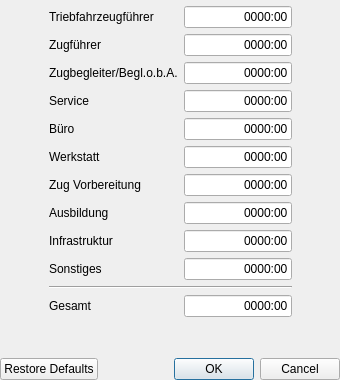
Before: the Qt Designer form Programm/epl_gui/minimumhourseditordialog.ui in philjosch/Einsatzplaner, drawn with Qt 5.
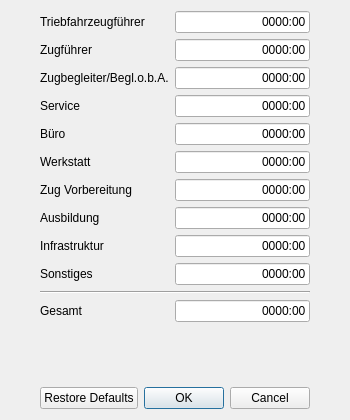
After: the same form once the commit is applied.

Commit message:
Fenster optimiert
Die Zwischenräume der Fenster wurden teilweise wieder auf Werkseinstellungen zurückgesetzt und die Konfiguration mehr auf Standardwerte umgestellt.

Diff of the .ui file:
```diff
--- a/Programm/epl_gui/minimumhourseditordialog.ui
+++ b/Programm/epl_gui/minimumhourseditordialog.ui
@@ -9,8 +9,8 @@
    <rect>
     <x>0</x>
     <y>0</y>
-    <width>340</width>
-    <height>380</height>
+    <width>350</width>
+    <height>420</height>
    </rect>
   </property>
   <property name="sizePolicy">
@@ -21,35 +21,20 @@
   </property>
   <property name="minimumSize">
    <size>
-    <width>340</width>
-    <height>380</height>
+    <width>350</width>
+    <height>420</height>
    </size>
   </property>
   <property name="maximumSize">
    <size>
-    <width>340</width>
-    <height>380</height>
+    <width>350</width>
+    <height>420</height>
    </size>
   </property>
   <property name="windowTitle">
    <string>Mindeststunden bearbeiten</string>
   </property>
-  <layout class="QGridLayout" name="gridLayout">
-   <property name="leftMargin">
-    <number>0</number>
-   </property>
-   <property name="topMargin">
-    <number>6</number>
-   </property>
-   <property name="rightMargin">
-    <number>0</number>
-   </property>
-   <property name="bottomMargin">
-    <number>0</number>
-   </property>
-   <property name="spacing">
-    <number>6</number>
-   </property>
+  <layout class="QGridLayout" name="gridLayout" columnstretch="1,0,0,1">
    <item row="6" column="1">
     <widget class="QLabel" name="labelZugVorbereiten">
      <property name="text">
@@ -60,19 +45,6 @@
      </property>
     </widget>
    </item>
-   <item row="13" column="0" colspan="4">
-    <widget class="QDialogButtonBox" name="buttonBox">
-     <property name="orientation">
-      <enum>Qt::Horizontal</enum>
-     </property>
-     <property name="standardButtons">
-      <set>QDialogButtonBox::Cancel|QDialogButtonBox::Ok|QDialogButtonBox::RestoreDefaults</set>
-     </property>
-     <property name="centerButtons">
-      <bool>false</bool>
-     </property>
-    </widget>
-   </item>
    <item row="7" column="2">
     <widget class="QLineEdit" name="lineAusbildung">
      <property name="inputMask">
@@ -150,19 +122,6 @@
      </property>
     </widget>
    </item>
-   <item row="4" column="3">
-    <spacer name="horizontalSpacer">
-     <property name="orientation">
-      <enum>Qt::Horizontal</enum>
-     </property>
-     <property name="sizeHint" stdset="0">
-      <size>
-       <width>30</width>
-       <height>20</height>
-      </size>
-     </property>
-    </spacer>
-   </item>
    <item row="11" column="1">
     <widget class="QLabel" name="labelGesamt">
      <property name="text">
@@ -299,19 +258,6 @@
      </property>
     </widget>
    </item>
-   <item row="4" column="0">
-    <spacer name="horizontalSpacer_2">
-     <property name="orientation">
-      <enum>Qt::Horizontal</enum>
-     </property>
-     <property name="sizeHint" stdset="0">
-      <size>
-       <width>31</width>
-       <height>20</height>
-      </size>
-     </property>
-    </spacer>
-   </item>
    <item row="4" column="1">
     <widget class="QLabel" name="labelBuero">
      <property name="text">
@@ -425,6 +371,19 @@
      </property>
     </widget>
    </item>
+   <item row="13" column="1" colspan="2">
+    <widget class="QDialogButtonBox" name="buttonBox">
+     <property name="orientation">
+      <enum>Qt::Horizontal</enum>
+     </property>
+     <property name="standardButtons">
+      <set>QDialogButtonBox::Cancel|QDialogButtonBox::Ok|QDialogButtonBox::RestoreDefaults</set>
+     </property>
+     <property name="centerButtons">
+      <bool>false</bool>
+     </property>
+    </widget>
+   </item>
   </layout>
  </widget>
  <tabstops>
```
The commit also changes 3 other files.
